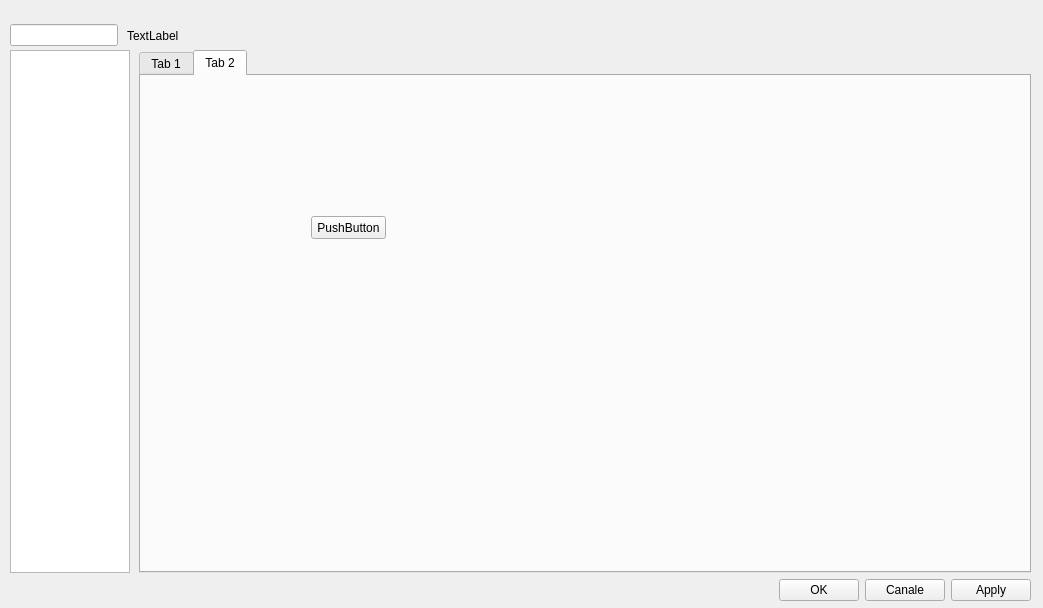
LiuSheng66/GAnalysis, file GAnalysis/setting/settingmainwindow.ui: the form before one commit.
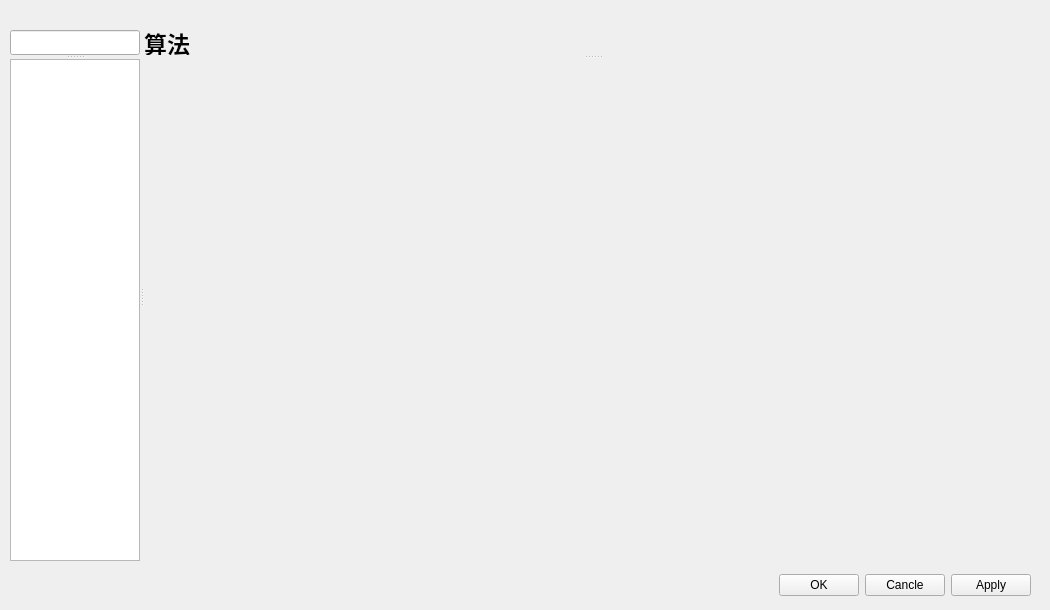
The form after the commit.

Commit message: 1.增加了设置界面里面的第二个文本和颜色界面，接下来需添加QListWIDget的自定义响应槽函数及信号

The edit to the form file:
```diff
--- a/GAnalysis/setting/settingmainwindow.ui
+++ b/GAnalysis/setting/settingmainwindow.ui
@@ -6,197 +6,166 @@
    <rect>
     <x>0</x>
     <y>0</y>
-    <width>1043</width>
-    <height>608</height>
+    <width>1050</width>
+    <height>610</height>
    </rect>
   </property>
+  <property name="minimumSize">
+   <size>
+    <width>1050</width>
+    <height>610</height>
+   </size>
+  </property>
+  <property name="maximumSize">
+   <size>
+    <width>1050</width>
+    <height>610</height>
+   </size>
+  </property>
   <property name="windowTitle">
    <string>MainWindow</string>
   </property>
   <widget class="QWidget" name="centralwidget">
-   <widget class="QWidget" name="verticalLayoutWidget">
+   <widget class="QWidget" name="horizontalLayoutWidget">
     <property name="geometry">
      <rect>
       <x>10</x>
-      <y>50</y>
+      <y>570</y>
       <width>1021</width>
-      <height>551</height>
+      <height>31</height>
      </rect>
     </property>
-    <layout class="QVBoxLayout" name="verticalLayout">
-     <item>
-      <layout class="QHBoxLayout" name="horizontalLayout_2">
-       <item>
-        <widget class="QListWidget" name="listWidget">
-         <property name="maximumSize">
-          <size>
-           <width>120</width>
-           <height>16777215</height>
-          </size>
-         </property>
-        </widget>
-       </item>
+    <layout class="QHBoxLayout" name="horizontalLayout_5">
        <item>
         <spacer name="horizontalSpacer_2">
          <property name="orientation">
           <enum>Qt::Horizontal</enum>
          </property>
-         <property name="sizeType">
-          <enum>QSizePolicy::Fixed</enum>
-         </property>
-         <property name="sizeHint" stdset="0">
-          <size>
-           <width>3</width>
-           <height>0</height>
-          </size>
-         </property>
-        </spacer>
-       </item>
-       <item>
-        <widget class="QTabWidget" name="tabWidget">
-         <property name="currentIndex">
-          <number>1</number>
-         </property>
-         <widget class="QWidget" name="tab">
-          <attribute name="title">
-           <string>Tab 1</string>
-          </attribute>
-          <widget class="QTextEdit" name="textEdit">
-           <property name="geometry">
-            <rect>
-             <x>0</x>
-             <y>10</y>
-             <width>871</width>
-             <height>481</height>
-            </rect>
-           </property>
-          </widget>
-         </widget>
-         <widget class="QWidget" name="tab_2">
-          <attribute name="title">
-           <string>Tab 2</string>
-          </attribute>
-          <widget class="QPushButton" name="pushButton_4">
-           <property name="geometry">
-            <rect>
-             <x>170</x>
-             <y>140</y>
-             <width>75</width>
-             <height>23</height>
-            </rect>
-           </property>
-           <property name="text">
-            <string>PushButton</string>
-           </property>
-          </widget>
-         </widget>
-        </widget>
-       </item>
-      </layout>
-     </item>
-     <item>
-      <layout class="QHBoxLayout" name="horizontalLayout">
-       <item>
-        <spacer name="horizontalSpacer">
-         <property name="orientation">
-          <enum>Qt::Horizontal</enum>
-         </property>
          <property name="sizeHint" stdset="0">
           <size>
            <width>40</width>
-           <height>10</height>
+         <height>20</height>
           </size>
          </property>
         </spacer>
        </item>
        <item>
-        <widget class="QPushButton" name="pushButton_2">
+      <widget class="QPushButton" name="pushButton_OK">
          <property name="text">
           <string>OK</string>
          </property>
         </widget>
        </item>
        <item>
-        <widget class="QPushButton" name="pushButton_3">
+      <widget class="QPushButton" name="pushButton_Cancle">
          <property name="text">
-          <string>Canale</string>
+        <string>Cancle</string>
          </property>
         </widget>
        </item>
        <item>
-        <widget class="QPushButton" name="pushButton">
+      <widget class="QPushButton" name="pushButton_Apply">
          <property name="text">
           <string>Apply</string>
          </property>
         </widget>
        </item>
       </layout>
-     </item>
-    </layout>
    </widget>
-   <widget class="QWidget" name="horizontalLayoutWidget">
+   <widget class="QSplitter" name="splitter_4">
     <property name="geometry">
      <rect>
       <x>10</x>
-      <y>20</y>
-      <width>1021</width>
-      <height>31</height>
+      <y>30</y>
+      <width>1031</width>
+      <height>531</height>
      </rect>
     </property>
-    <layout class="QHBoxLayout" name="horizontalLayout_3">
-     <item>
+    <property name="orientation">
+     <enum>Qt::Horizontal</enum>
+    </property>
+    <widget class="QSplitter" name="splitter_2">
+     <property name="orientation">
+      <enum>Qt::Horizontal</enum>
+     </property>
+     <widget class="QSplitter" name="splitter">
+      <property name="orientation">
+       <enum>Qt::Vertical</enum>
+      </property>
       <widget class="QLineEdit" name="lineEdit_search">
-       <property name="sizePolicy">
-        <sizepolicy hsizetype="Fixed" vsizetype="Fixed">
-         <horstretch>0</horstretch>
-         <verstretch>0</verstretch>
-        </sizepolicy>
+       <property name="minimumSize">
+        <size>
+         <width>130</width>
+         <height>25</height>
+        </size>
        </property>
        <property name="maximumSize">
         <size>
-         <width>120</width>
-         <height>22</height>
+         <width>130</width>
+         <height>25</height>
         </size>
        </property>
       </widget>
-     </item>
-     <item>
-      <spacer name="horizontalSpacer_4">
+      <widget class="QListWidget" name="listWidgetItem">
+       <property name="minimumSize">
+        <size>
+         <width>130</width>
+         <height>0</height>
+        </size>
+       </property>
+       <property name="maximumSize">
+        <size>
+         <width>130</width>
+         <height>16777215</height>
+        </size>
+       </property>
+      </widget>
+     </widget>
+    </widget>
+    <widget class="QSplitter" name="splitter_3">
        <property name="orientation">
-        <enum>Qt::Horizontal</enum>
-       </property>
-       <property name="sizeType">
-        <enum>QSizePolicy::Fixed</enum>
-       </property>
-       <property name="sizeHint" stdset="0">
+      <enum>Qt::Vertical</enum>
+     </property>
+     <widget class="QLabel" name="tabMainTitle">
+      <property name="minimumSize">
+       <size>
+        <width>0</width>
+        <height>25</height>
+       </size>
+      </property>
+      <property name="maximumSize">
         <size>
-         <width>3</width>
-         <height>20</height>
-        </size>
-       </property>
-      </spacer>
-     </item>
-     <item>
-      <widget class="QLabel" name="label">
+        <width>16777215</width>
+        <height>25</height>
+       </size>
+      </property>
+      <property name="font">
+       <font>
+        <family>华文仿宋</family>
+        <pointsize>17</pointsize>
+        <weight>75</weight>
+        <bold>true</bold>
+       </font>
+      </property>
        <property name="text">
-        <string>TextLabel</string>
-       </property>
-      </widget>
-     </item>
-     <item>
-      <spacer name="horizontalSpacer_3">
-       <property name="orientation">
-        <enum>Qt::Horizontal</enum>
-       </property>
-       <property name="sizeHint" stdset="0">
+       <string>算法</string>
+      </property>
+      <property name="alignment">
+       <set>Qt::AlignLeading|Qt::AlignLeft|Qt::AlignVCenter</set>
+      </property>
+      <property name="margin">
+       <number>2</number>
+      </property>
+     </widget>
+     <widget class="QWidget" name="saveForWidget" native="true">
+      <property name="minimumSize">
         <size>
-         <width>40</width>
-         <height>20</height>
-        </size>
-       </property>
-      </spacer>
-     </item>
-    </layout>
+        <width>0</width>
+        <height>0</height>
+       </size>
+      </property>
+     </widget>
+    </widget>
    </widget>
   </widget>
  </widget>
```
Lines whose indentation alone changed are shown as unchanged. The commit also changes 18 other files.
